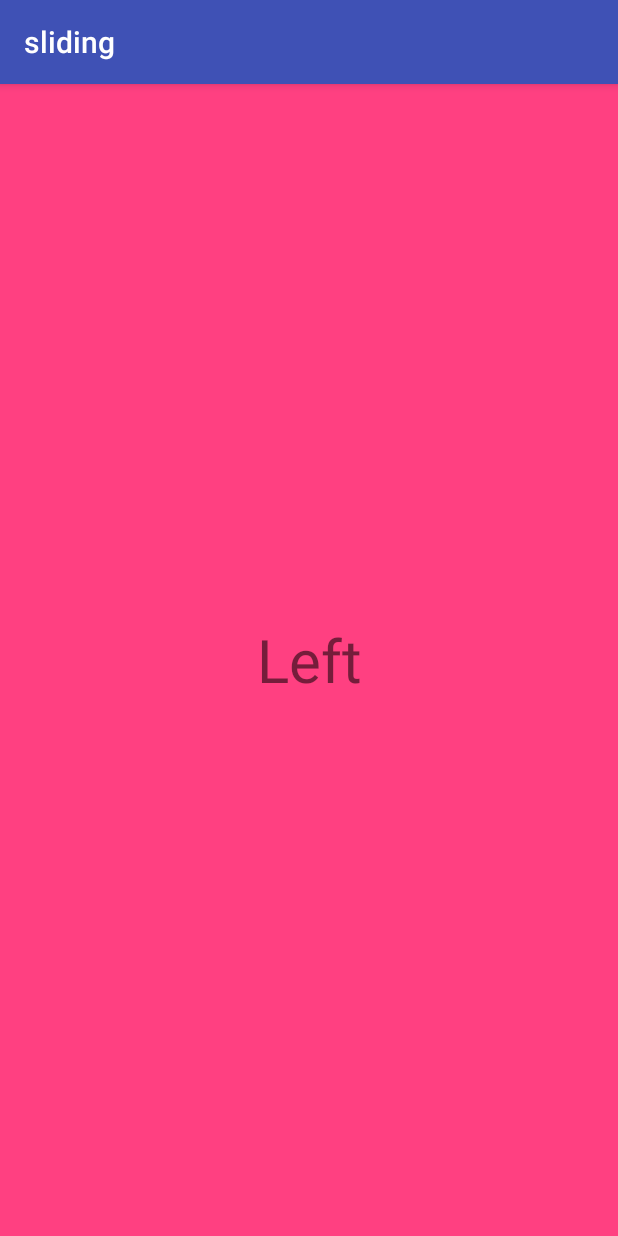
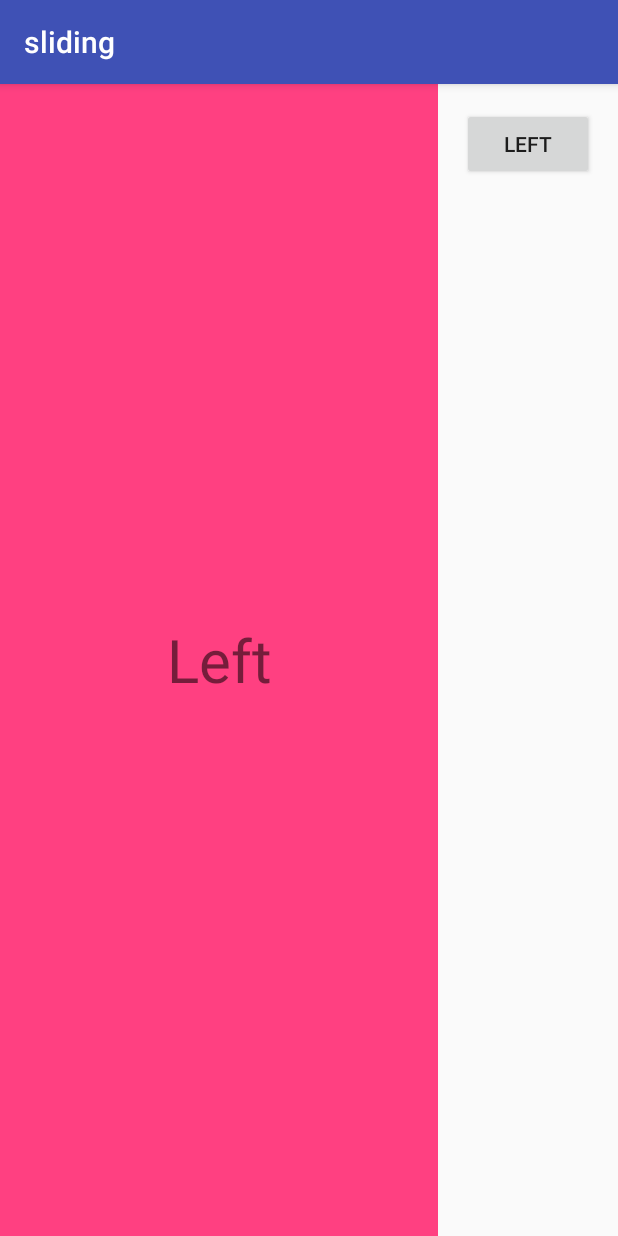
Before and after one commit to yunTerry/SlidingMenu, an Android app: the screen it shows after launch (MainActivity), after a tap on "LEFT", on a phone screen of 412 x 824 dp. Run offline under Robolectric (Android 15) with nearby library versions, the phone set to English and light mode, and no system bars.

```diff
--- a/app/src/main/java/com/terry/sliding/MainActivity.java
+++ b/app/src/main/java/com/terry/sliding/MainActivity.java
@@ -35,7 +35,7 @@ public class MainActivity extends AppCompatActivity {
         slidingleft.setMenu(R.layout.slidingleft);
         slidingleft.setMode(SlidingMenu.LEFT);
         slidingleft.setTouchModeAbove(SlidingMenu.TOUCHMODE_FULLSCREEN);
-        slidingleft.setBehindOffsetRes(120);
+        slidingleft.setBehindOffsetRes(R.dimen.slidingmenu_offset);
         slidingleft.setFadeDegree(0.35f);
         slidingleft.attachToActivity(this, SlidingMenu.SLIDING_CONTENT);
     }
@@ -45,7 +45,7 @@ public class MainActivity extends AppCompatActivity {
         slidingright.setMenu(R.layout.slidingright);
         slidingright.setMode(SlidingMenu.RIGHT);
         slidingright.setTouchModeAbove(SlidingMenu.TOUCHMODE_FULLSCREEN);
-        slidingright.setBehindOffsetRes(120);
+        slidingright.setBehindOffsetRes(R.dimen.slidingmenu_offset);
         slidingright.setFadeDegree(0.35f);
         slidingright.attachToActivity(this, SlidingMenu.SLIDING_CONTENT);
     }
--- a/app/src/main/res/values/dimens.xml
+++ b/app/src/main/res/values/dimens.xml
@@ -2,4 +2,5 @@
     <!-- Default screen margins, per the Android Design guidelines. -->
     <dimen name="activity_horizontal_margin">16dp</dimen>
     <dimen name="activity_vertical_margin">16dp</dimen>
+    <dimen name="slidingmenu_offset">120dp</dimen>
 </resources>
```
Also changed, not shown: 1 other file.
